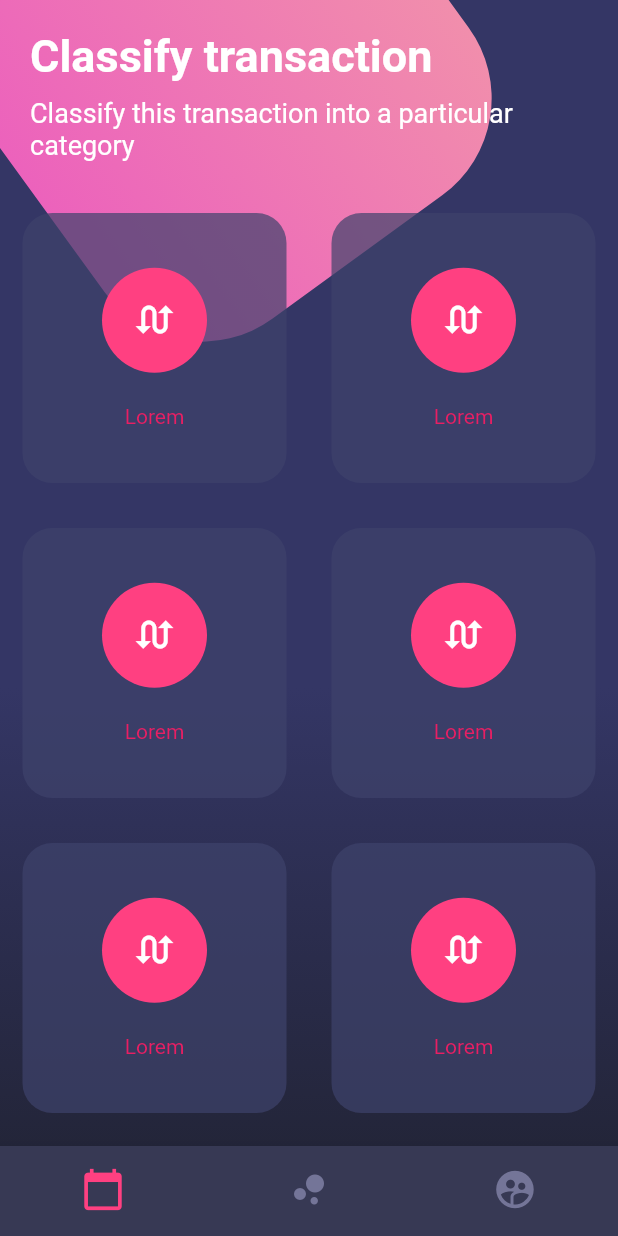
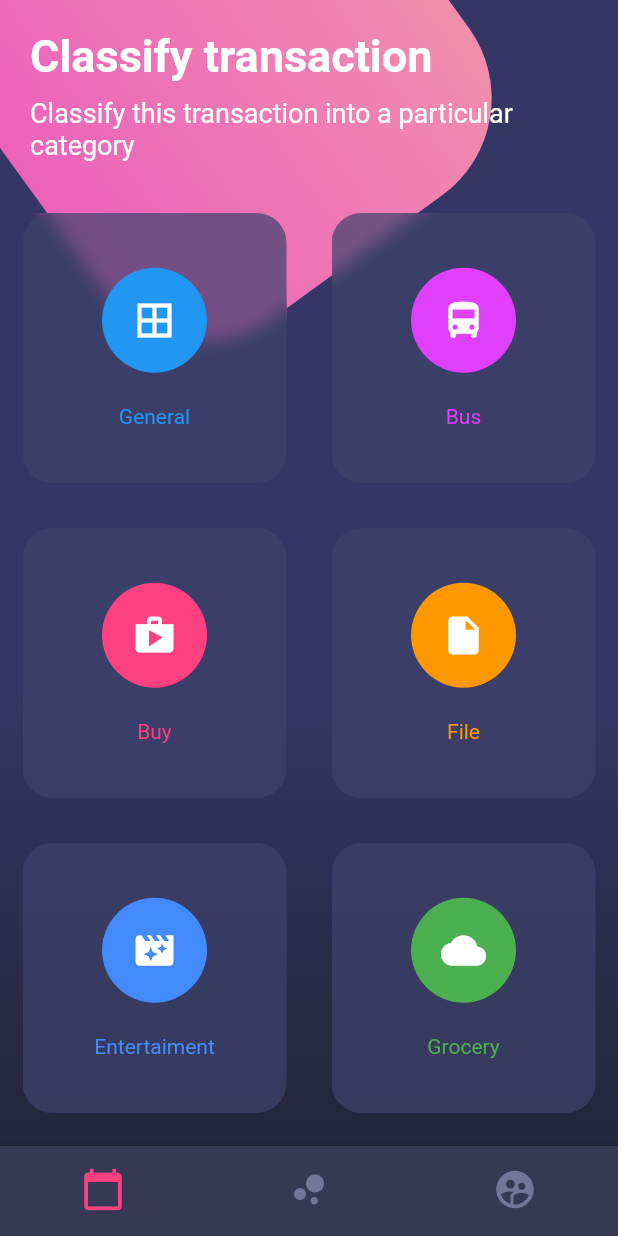
Before and after one commit to sigmasyd/flutter-disenios-app, a Flutter app: the screen it shows after launch, on a phone screen of 412 x 824 dp. Run offline on Flutter 3.47's test engine with Material 2 defaults, Android fonts, the phone set to English and light mode, and no system bars.

Commit message:
Finalizando el tercer diseño: Grid cards 	modificado:     lib/src/pages/botones_page.dart

```diff
--- a/lib/src/pages/botones_page.dart
+++ b/lib/src/pages/botones_page.dart
@@ -1,4 +1,5 @@
 import 'dart:math';
+import 'dart:ui';
 import 'package:flutter/material.dart';
 
 class BotonesPage extends StatelessWidget {
@@ -77,29 +78,34 @@ class BotonesPage extends StatelessWidget {
     return Table(
       children: [
         TableRow(children: [
-          _crearBotonRedondeado(),
-          _crearBotonRedondeado(),
+          _crearBotonRedondeado(Colors.blue,Icons.border_all,'General'),
+          _crearBotonRedondeado(Colors.purpleAccent,Icons.directions_bus,'Bus'),
         ]),
         TableRow(children: [
-          _crearBotonRedondeado(),
-          _crearBotonRedondeado(),
+          _crearBotonRedondeado(Colors.pinkAccent,Icons.shop,'Buy'),
+          _crearBotonRedondeado(Colors.orange,Icons.insert_drive_file,'File'),
         ]),
         TableRow(children: [
-          _crearBotonRedondeado(),
-          _crearBotonRedondeado(),
+          _crearBotonRedondeado(Colors.blueAccent,Icons.movie_filter,'Entertaiment'),
+          _crearBotonRedondeado(Colors.green,Icons.cloud,'Grocery'),
         ]),
         TableRow(children: [
-          _crearBotonRedondeado(),
-          _crearBotonRedondeado(),
+          _crearBotonRedondeado(Colors.red,Icons.collections,'Photos'),
+          _crearBotonRedondeado(Colors.teal,Icons.help_outline,'Help'),
         ]),
       ],
     );
   }
 
-  Widget _crearBotonRedondeado() {
-    return Container(
+  Widget _crearBotonRedondeado(Color color, IconData icon, String label) {
+    return Padding(
+      padding: EdgeInsets.all(15.0),
+        child: ClipRect(
+        child: BackdropFilter(
+          filter: ImageFilter.blur(sigmaX: 5.0,sigmaY: 5.0),
+          child: Container(
             height: 180.0,
-      margin: EdgeInsets.all(15.0),
+            //margin: EdgeInsets.all(15.0),
             decoration: BoxDecoration(
               color: Color.fromRGBO(62, 66, 107, 0.7),
               borderRadius: BorderRadius.circular(20.0)
@@ -109,13 +115,16 @@ class BotonesPage extends StatelessWidget {
               children: [
                 SizedBox(height: 5.0),
                 CircleAvatar(
-            backgroundColor: Colors.pinkAccent,
+                  backgroundColor: color,
                   radius: 35.0,
-            child: Icon(Icons.swap_calls,color: Colors.white,size: 30.0)
+                  child: Icon(icon,color: Colors.white,size: 30.0)
                 ),
-          Text('Lorem',style: TextStyle(color: Colors.pink)),
+                Text(label,style: TextStyle(color: color)),
                 SizedBox(height: 5.0)
               ],
+            ),
+          ),
+        ),
       ),
     );
   }
```
Lines whose indentation alone changed are shown as unchanged.
